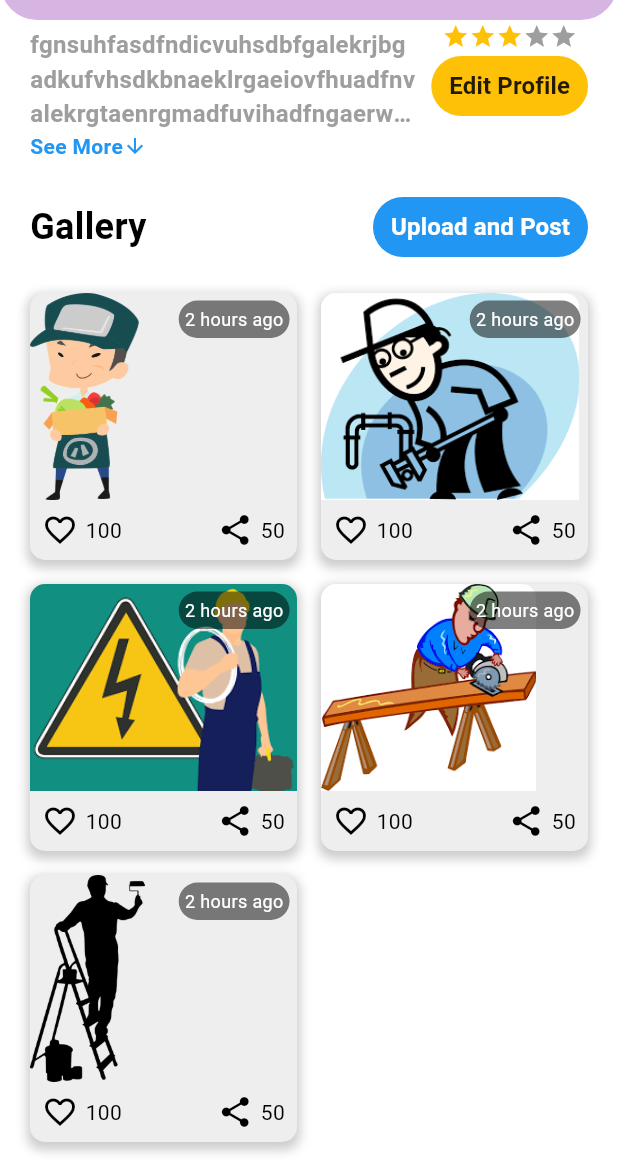
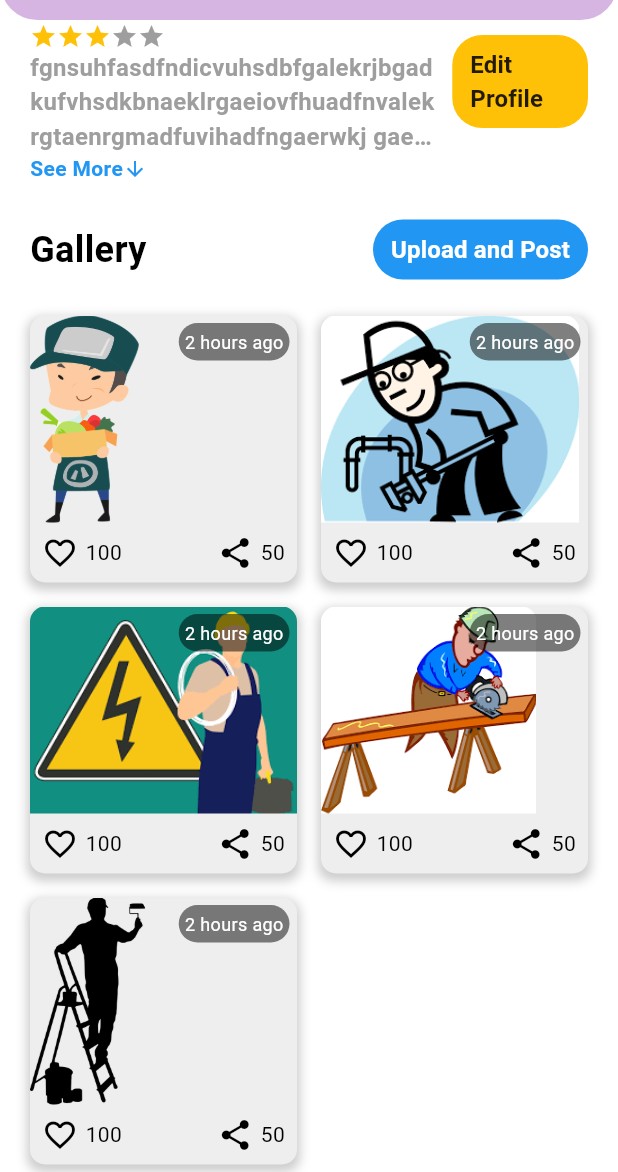
Before and after one commit to hasib94badhon/Mark, a Flutter app: the UserProfile screen opened directly, scrolled down 319 dp, on a phone screen of 412 x 824 dp, the part 64-1236 px from its top. Run offline on Flutter 3.47's test engine with Material 3 defaults, Android fonts, the phone set to English and light mode, and no system bars; drawn by our look-alikes of flutter_rating_bar; our stand-ins replace animated_bottom_navigation_bar, fan_carousel_image_slider, flutter_speed_dial, introduction_screen; missing offline and left inert: sms_otp_auto_verify; network calls fail.

Commit message:
Profile update

```diff
--- a/lib/pages/Homepage.dart
+++ b/lib/pages/Homepage.dart
@@ -42,7 +42,7 @@ class Album {
 
 Future<List<Album>> fetchAlbum() async {
   final response =
-      await http.get(Uri.parse('http://192.168.0.101:5000/get_users_data'));
+      await http.get(Uri.parse('http://192.168.0.102:5000/get_users_data'));
 
   if (response.statusCode == 200) {
     final Map<String, dynamic> data = jsonDecode(response.body);
--- a/lib/screens/user_profile.dart
+++ b/lib/screens/user_profile.dart
@@ -76,22 +76,19 @@ class _UserProfileState extends State<UserProfile> {
                         ),
                         SizedBox(height: 5),
                         Row(
-                          mainAxisAlignment: MainAxisAlignment.spaceBetween,
                           children: [
+                            Icon(
+                              Icons.location_on,
+                              color: Colors.grey,
+                              size: 16,
+                            ),
+                            SizedBox(width: 5),
                             Text(
                               "123 Main St, City",
                               style: TextStyle(
                                 color: Colors.grey,
                                 fontWeight: FontWeight.bold,
                                 fontSize: 16,
-                              ),
-                            ),
-                            Text(
-                              "+01*******33",
-                              style: TextStyle(
-                                fontWeight: FontWeight.bold,
-                                fontSize: 18,
-                                color: Colors.grey,
                               ),
                             ),
                           ],
@@ -102,15 +99,14 @@ class _UserProfileState extends State<UserProfile> {
                 ],
               ),
             ),
+
             Padding(
-              padding: const EdgeInsets.only(
-                  left: 20, right: 20), // Added right padding for consistency
+  padding: const EdgeInsets.only(left: 20, right: 20),  // Added right padding for consistency
   child: Row(
     mainAxisAlignment: MainAxisAlignment.spaceBetween,
     children: [
-                  Expanded(
-                    // Wrap Column in Expanded
-                    flex: 3, // Gives more weight to the Column part
+      Expanded(  // Wrap Column in Expanded
+        flex: 3,  // Gives more weight to the Column part
         child: Column(
           crossAxisAlignment: CrossAxisAlignment.start,
           children: [
@@ -122,20 +118,6 @@ class _UserProfileState extends State<UserProfile> {
                 fontWeight: FontWeight.bold,
               ),
             ),
-
-                        Container(
-                          child: ExpandableText(
-                            text:
-                                "fgnsuhfasdfndicvuhsdbfgalekrjbgadkufvhsdkbnaeklrgaeiovfhuadfnvalekrgtaenrgmadfuvihadfngaerwkj gaedfivuadlcvafgaeirug afdsv",
-                          ),
-                        ),
-                      ],
-                    ),
-                  ),
-                  SizedBox(
-                      width: 10), // Provides a space buffer between elements
-                  Column(
-                    children: [
             RatingBar.builder(
               initialRating: 3,
               minRating: 1,
@@ -149,16 +131,23 @@ class _UserProfileState extends State<UserProfile> {
               ),
               onRatingUpdate: (rating) {},
             ),
-                      Expanded(
-                        // Wrap TextButton in Expanded
-                        flex: 1, // Lesser weight to the button part
+            Container(
+              child: ExpandableText(
+                text: "fgnsuhfasdfndicvuhsdbfgalekrjbgadkufvhsdkbnaeklrgaeiovfhuadfnvalekrgtaenrgmadfuvihadfngaerwkj gaedfivuadlcvafgaeirug afdsv",
+              ),
+            ),
+          ],
+        ),
+      ),
+      SizedBox(width: 10),  // Provides a space buffer between elements
+      Expanded(  // Wrap TextButton in Expanded
+        flex: 1,  // Lesser weight to the button part
         child: TextButton(
           onPressed: () {
             // Handle Edit Profile button pressed
           },
           style: ButtonStyle(
-                            backgroundColor:
-                                MaterialStateProperty.all(Colors.amber),
+            backgroundColor: MaterialStateProperty.all(Colors.amber),
             shape: MaterialStateProperty.all(
               RoundedRectangleBorder(
                 borderRadius: BorderRadius.circular(20),
@@ -175,12 +164,11 @@ class _UserProfileState extends State<UserProfile> {
           ),
         ),
       ),
-
-                    ],
-                  ),
     ],
   ),
 ),
+
+
             Padding(
               padding: const EdgeInsets.all(20),
               child: Column(
@@ -202,8 +190,7 @@ class _UserProfileState extends State<UserProfile> {
                           // Handle Upload and Post button pressed
                         },
                         style: ButtonStyle(
-                          backgroundColor:
-                              MaterialStateProperty.all(Colors.blue),
+                          backgroundColor: MaterialStateProperty.all(Colors.blue),
                           shape: MaterialStateProperty.all(
                             RoundedRectangleBorder(
                               borderRadius: BorderRadius.circular(20),
@@ -265,8 +252,7 @@ class _UserProfileState extends State<UserProfile> {
                                 Padding(
                                   padding: const EdgeInsets.all(8.0),
                                   child: Row(
-                                    mainAxisAlignment:
-                                        MainAxisAlignment.spaceBetween,
+                                    mainAxisAlignment: MainAxisAlignment.spaceBetween,
                                     children: [
                                       Row(
                                         children: [
@@ -276,7 +262,7 @@ class _UserProfileState extends State<UserProfile> {
                                           ),
                                           SizedBox(width: 5),
                                           Text(
-                                            "100", // Likes count
+                                            "100",  // Likes count
                                             style: TextStyle(
                                               color: Colors.black,
                                             ),
@@ -291,7 +277,7 @@ class _UserProfileState extends State<UserProfile> {
                                           ),
                                           SizedBox(width: 5),
                                           Text(
-                                            "50", // Shares count
+                                            "50",  // Shares count
                                             style: TextStyle(
                                               color: Colors.black,
                                             ),
```
Lines whose indentation alone changed are shown as unchanged.
